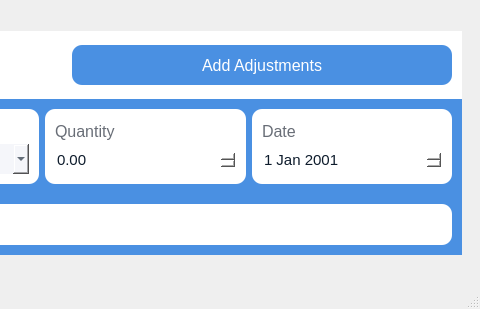
Above: addadjustment.ui from arshc0der/Inventory-Management-System before the change; both pictures show x 396 to 876 and y 0 to 309 of the 876 by 309 pixel window. Below: the same form after it.
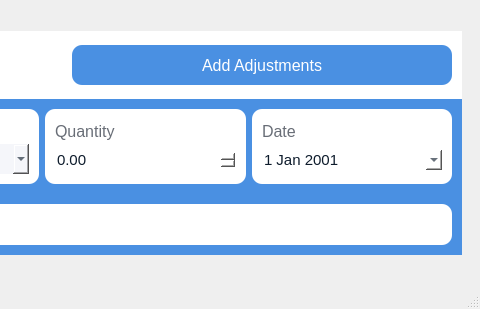
That is the form after the change. Icons and pictures are not drawn.

```diff
--- a/addadjustment.ui
+++ b/addadjustment.ui
@@ -439,6 +439,9 @@
                  <pointsize>11</pointsize>
                 </font>
                </property>
+               <property name="calendarPopup">
+                <bool>true</bool>
+               </property>
                <property name="date">
                 <date>
                  <year>2001</year>
```
